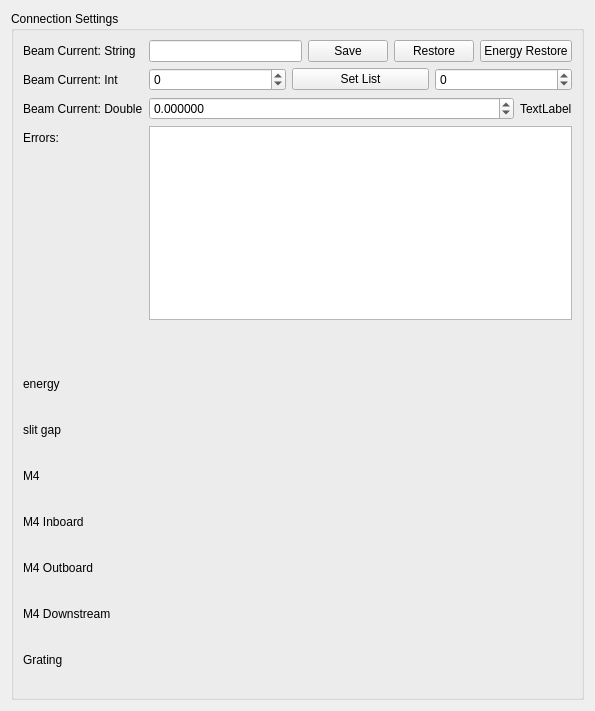
The window that source/ui/ConnectionSettings.ui (acquaman/acquaman) describes before a commit, drawn with Qt 5.
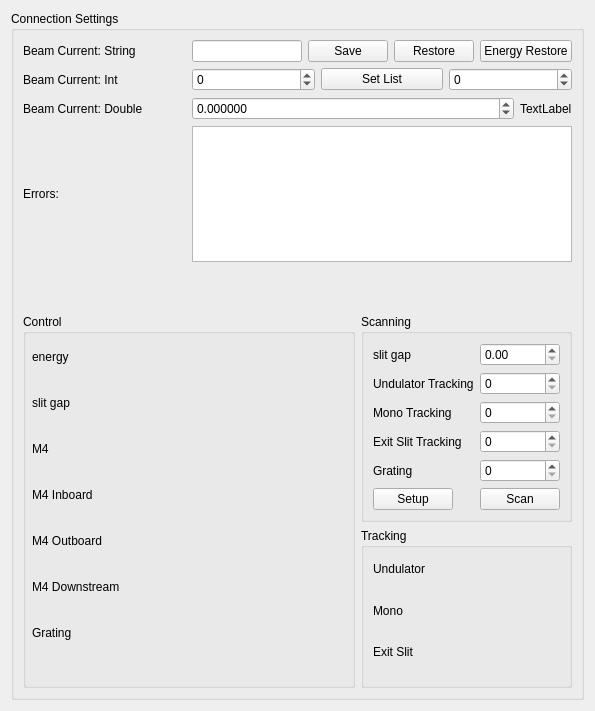
The same window after the commit.

Commit message: Hooked up the scan stuff in connectionsettings (temporary) and then into the player bar for proof of concept ... still lacking a lot of documentation

The edit to the form file:
```diff
--- a/source/ui/ConnectionSettings.ui
+++ b/source/ui/ConnectionSettings.ui
@@ -13,13 +13,13 @@
   <property name="windowTitle">
    <string>Form</string>
   </property>
-  <layout class="QVBoxLayout" name="verticalLayout">
-   <item>
+  <layout class="QGridLayout" name="gridLayout">
+   <item row="0" column="0">
     <widget class="QGroupBox" name="groupBox">
      <property name="title">
       <string>Connection Settings</string>
      </property>
-     <layout class="QFormLayout" name="formLayout">
+     <layout class="QGridLayout" name="gridLayout_2">
       <item row="0" column="0">
        <widget class="QLabel" name="label">
         <property name="text">
@@ -27,7 +27,7 @@
         </property>
        </widget>
       </item>
-      <item row="0" column="1">
+      <item row="0" column="1" colspan="2">
        <layout class="QHBoxLayout" name="horizontalLayout_4">
         <item>
          <widget class="QLineEdit" name="lineEdit"/>
@@ -62,7 +62,7 @@
         </property>
        </widget>
       </item>
-      <item row="1" column="1">
+      <item row="1" column="1" colspan="2">
        <layout class="QHBoxLayout" name="horizontalLayout_13">
         <item>
          <widget class="QSpinBox" name="spinBox">
@@ -100,7 +100,7 @@
         </property>
        </widget>
       </item>
-      <item row="2" column="1">
+      <item row="2" column="1" colspan="2">
        <layout class="QHBoxLayout" name="horizontalLayout">
         <item>
          <widget class="QDoubleSpinBox" name="doubleSpinBox">
@@ -137,10 +137,10 @@
         </property>
        </widget>
       </item>
-      <item row="3" column="1">
+      <item row="3" column="1" colspan="2">
        <widget class="QTextBrowser" name="textBrowser"/>
       </item>
-      <item row="4" column="1">
+      <item row="4" column="1" colspan="2">
        <widget class="QWidget" name="placeHolder" native="true">
         <property name="minimumSize">
          <size>
@@ -150,124 +150,424 @@
         </property>
        </widget>
       </item>
-      <item row="5" column="0">
-       <widget class="QLabel" name="hxpd_label">
-        <property name="text">
-         <string>energy</string>
+      <item row="5" column="0" colspan="2">
+       <widget class="QGroupBox" name="groupBox_3">
+        <property name="minimumSize">
+         <size>
+          <width>300</width>
+          <height>360</height>
+         </size>
         </property>
-       </widget>
-      </item>
-      <item row="5" column="1">
-       <widget class="QWidget" name="energyHolder" native="true">
+        <property name="title">
+         <string>Control</string>
+        </property>
+        <widget class="QWidget" name="gratingHolder" native="true">
+         <property name="geometry">
+          <rect>
+           <x>160</x>
+           <y>310</y>
+           <width>121</width>
+           <height>40</height>
+          </rect>
+         </property>
         <property name="minimumSize">
          <size>
-          <width>0</width>
+           <width>120</width>
           <height>40</height>
          </size>
         </property>
-       </widget>
-      </item>
-      <item row="6" column="0">
-       <widget class="QLabel" name="hxpd_label_2">
+         <property name="baseSize">
+          <size>
+           <width>120</width>
+           <height>0</height>
+          </size>
+         </property>
+        </widget>
+        <widget class="QLabel" name="hxpd_label_7">
+         <property name="geometry">
+          <rect>
+           <x>9</x>
+           <y>310</y>
+           <width>49</width>
+           <height>17</height>
+          </rect>
+         </property>
         <property name="text">
-         <string>slit gap</string>
-        </property>
-       </widget>
-      </item>
-      <item row="6" column="1">
+          <string>Grating</string>
+         </property>
+        </widget>
        <widget class="QWidget" name="slitGapHolder" native="true">
+         <property name="geometry">
+          <rect>
+           <x>160</x>
+           <y>80</y>
+           <width>121</width>
+           <height>40</height>
+          </rect>
+         </property>
         <property name="minimumSize">
          <size>
-          <width>0</width>
+           <width>120</width>
           <height>40</height>
          </size>
         </property>
-       </widget>
-      </item>
-      <item row="7" column="0">
+         <property name="baseSize">
+          <size>
+           <width>120</width>
+           <height>0</height>
+          </size>
+         </property>
+        </widget>
+        <widget class="QWidget" name="m4DownstreamHolder" native="true">
+         <property name="geometry">
+          <rect>
+           <x>160</x>
+           <y>264</y>
+           <width>121</width>
+           <height>40</height>
+          </rect>
+         </property>
+         <property name="minimumSize">
+          <size>
+           <width>120</width>
+           <height>40</height>
+          </size>
+         </property>
+         <property name="baseSize">
+          <size>
+           <width>120</width>
+           <height>0</height>
+          </size>
+         </property>
+        </widget>
        <widget class="QLabel" name="hxpd_label_3">
+         <property name="geometry">
+          <rect>
+           <x>9</x>
+           <y>126</y>
+           <width>21</width>
+           <height>17</height>
+          </rect>
+         </property>
         <property name="text">
          <string>M4</string>
         </property>
        </widget>
-      </item>
-      <item row="7" column="1">
        <widget class="QWidget" name="m4Holder" native="true">
+         <property name="geometry">
+          <rect>
+           <x>160</x>
+           <y>126</y>
+           <width>121</width>
+           <height>40</height>
+          </rect>
+         </property>
         <property name="minimumSize">
          <size>
-          <width>0</width>
+           <width>120</width>
           <height>40</height>
          </size>
         </property>
-       </widget>
-      </item>
-      <item row="8" column="0">
+         <property name="baseSize">
+          <size>
+           <width>120</width>
+           <height>0</height>
+          </size>
+         </property>
+        </widget>
+        <widget class="QLabel" name="hxpd_label_6">
+         <property name="geometry">
+          <rect>
+           <x>9</x>
+           <y>264</y>
+           <width>107</width>
+           <height>17</height>
+          </rect>
+         </property>
+         <property name="text">
+          <string>M4 Downstream</string>
+         </property>
+        </widget>
+        <widget class="QWidget" name="m4InboardHolder" native="true">
+         <property name="geometry">
+          <rect>
+           <x>160</x>
+           <y>172</y>
+           <width>121</width>
+           <height>40</height>
+          </rect>
+         </property>
+         <property name="minimumSize">
+          <size>
+           <width>120</width>
+           <height>40</height>
+          </size>
+         </property>
+         <property name="baseSize">
+          <size>
+           <width>120</width>
+           <height>0</height>
+          </size>
+         </property>
+        </widget>
+        <widget class="QWidget" name="m4OutboardHolder" native="true">
+         <property name="geometry">
+          <rect>
+           <x>160</x>
+           <y>218</y>
+           <width>121</width>
+           <height>40</height>
+          </rect>
+         </property>
+         <property name="minimumSize">
+          <size>
+           <width>120</width>
+           <height>40</height>
+          </size>
+         </property>
+         <property name="baseSize">
+          <size>
+           <width>120</width>
+           <height>0</height>
+          </size>
+         </property>
+        </widget>
+        <widget class="QLabel" name="hxpd_label">
+         <property name="geometry">
+          <rect>
+           <x>9</x>
+           <y>34</y>
+           <width>46</width>
+           <height>17</height>
+          </rect>
+         </property>
+         <property name="text">
+          <string>energy</string>
+         </property>
+        </widget>
+        <widget class="QLabel" name="hxpd_label_2">
+         <property name="geometry">
+          <rect>
+           <x>9</x>
+           <y>80</y>
+           <width>49</width>
+           <height>17</height>
+          </rect>
+         </property>
+         <property name="text">
+          <string>slit gap</string>
+         </property>
+        </widget>
+        <widget class="QWidget" name="energyHolder" native="true">
+         <property name="geometry">
+          <rect>
+           <x>160</x>
+           <y>34</y>
+           <width>121</width>
+           <height>40</height>
+          </rect>
+         </property>
+         <property name="minimumSize">
+          <size>
+           <width>120</width>
+           <height>40</height>
+          </size>
+         </property>
+         <property name="baseSize">
+          <size>
+           <width>120</width>
+           <height>0</height>
+          </size>
+         </property>
+        </widget>
        <widget class="QLabel" name="hxpd_label_4">
+         <property name="geometry">
+          <rect>
+           <x>9</x>
+           <y>172</y>
+           <width>74</width>
+           <height>17</height>
+          </rect>
+         </property>
         <property name="text">
          <string>M4 Inboard</string>
         </property>
        </widget>
-      </item>
-      <item row="8" column="1">
-       <widget class="QWidget" name="m4InboardHolder" native="true">
-        <property name="minimumSize">
-         <size>
-          <width>0</width>
-          <height>40</height>
-         </size>
-        </property>
-       </widget>
-      </item>
-      <item row="9" column="0">
        <widget class="QLabel" name="hxpd_label_5">
+         <property name="geometry">
+          <rect>
+           <x>9</x>
+           <y>218</y>
+           <width>85</width>
+           <height>17</height>
+          </rect>
+         </property>
         <property name="text">
          <string>M4 Outboard</string>
         </property>
        </widget>
+       </widget>
       </item>
-      <item row="9" column="1">
-       <widget class="QWidget" name="m4OutboardHolder" native="true">
-        <property name="minimumSize">
-         <size>
-          <width>0</width>
-          <height>40</height>
-         </size>
-        </property>
-       </widget>
-      </item>
-      <item row="10" column="0">
-       <widget class="QLabel" name="hxpd_label_6">
+      <item row="5" column="2">
+       <layout class="QVBoxLayout" name="verticalLayout">
+        <item>
+         <widget class="QGroupBox" name="groupBox_2">
+          <property name="title">
+           <string>Scanning</string>
+          </property>
+          <layout class="QFormLayout" name="formLayout">
+           <item row="0" column="0">
+            <widget class="QLabel" name="hxpd_label_8">
+             <property name="text">
+              <string>slit gap</string>
+             </property>
+            </widget>
+           </item>
+           <item row="0" column="1">
+            <widget class="QDoubleSpinBox" name="slitGapDoubleSpinBox"/>
+           </item>
+           <item row="1" column="0">
+            <widget class="QLabel" name="hxpd_label_9">
         <property name="text">
-         <string>M4 Downstream</string>
+              <string>Undulator Tracking</string>
         </property>
        </widget>
       </item>
-      <item row="10" column="1">
-       <widget class="QWidget" name="m4DownstreamHolder" native="true">
-        <property name="minimumSize">
-         <size>
-          <width>0</width>
-          <height>40</height>
-         </size>
+           <item row="1" column="1">
+            <widget class="QSpinBox" name="undulatorTrackingSpinBox"/>
+           </item>
+           <item row="2" column="0">
+            <widget class="QLabel" name="hxpd_label_10">
+             <property name="text">
+              <string>Mono Tracking</string>
         </property>
        </widget>
       </item>
-      <item row="11" column="0">
-       <widget class="QLabel" name="hxpd_label_7">
+           <item row="2" column="1">
+            <widget class="QSpinBox" name="monoTrackingSpinBox"/>
+           </item>
+           <item row="3" column="0">
+            <widget class="QLabel" name="hxpd_label_11">
+             <property name="text">
+              <string>Exit Slit Tracking</string>
+             </property>
+            </widget>
+           </item>
+           <item row="3" column="1">
+            <widget class="QSpinBox" name="exitSlitTrackingSpinBox"/>
+           </item>
+           <item row="4" column="0">
+            <widget class="QLabel" name="hxpd_label_12">
         <property name="text">
          <string>Grating</string>
         </property>
        </widget>
       </item>
-      <item row="11" column="1">
-       <widget class="QWidget" name="gratingHolder" native="true">
+           <item row="4" column="1">
+            <widget class="QSpinBox" name="gratingSpinBox"/>
+           </item>
+           <item row="5" column="0">
+            <widget class="QPushButton" name="setupScanButton">
+             <property name="text">
+              <string>Setup</string>
+             </property>
+            </widget>
+           </item>
+           <item row="5" column="1">
+            <widget class="QPushButton" name="scanButton">
+             <property name="text">
+              <string>Scan</string>
+             </property>
+            </widget>
+           </item>
+          </layout>
+         </widget>
+        </item>
+        <item>
+         <widget class="QGroupBox" name="groupBox_4">
         <property name="minimumSize">
          <size>
           <width>0</width>
+            <height>160</height>
+           </size>
+          </property>
+          <property name="title">
+           <string>Tracking</string>
+          </property>
+          <layout class="QFormLayout" name="formLayout_2">
+           <item row="0" column="0">
+            <widget class="QLabel" name="hxpd_label_13">
+             <property name="text">
+              <string>Undulator</string>
+             </property>
+            </widget>
+           </item>
+           <item row="0" column="1">
+            <widget class="QWidget" name="uTrackHolder" native="true">
+             <property name="minimumSize">
+              <size>
+               <width>120</width>
           <height>40</height>
          </size>
         </property>
-       </widget>
+             <property name="baseSize">
+              <size>
+               <width>120</width>
+               <height>0</height>
+              </size>
+             </property>
+            </widget>
+           </item>
+           <item row="1" column="0">
+            <widget class="QLabel" name="hxpd_label_14">
+             <property name="text">
+              <string>Mono</string>
+             </property>
+            </widget>
+           </item>
+           <item row="1" column="1">
+            <widget class="QWidget" name="mTrackHolder" native="true">
+             <property name="minimumSize">
+              <size>
+               <width>120</width>
+               <height>40</height>
+              </size>
+             </property>
+             <property name="baseSize">
+              <size>
+               <width>120</width>
+               <height>0</height>
+              </size>
+             </property>
+            </widget>
+           </item>
+           <item row="2" column="0">
+            <widget class="QLabel" name="hxpd_label_15">
+             <property name="text">
+              <string>Exit Slit</string>
+             </property>
+            </widget>
+           </item>
+           <item row="2" column="1">
+            <widget class="QWidget" name="eTrackHolder" native="true">
+             <property name="minimumSize">
+              <size>
+               <width>120</width>
+               <height>40</height>
+              </size>
+             </property>
+             <property name="baseSize">
+              <size>
+               <width>120</width>
+               <height>0</height>
+              </size>
+             </property>
+            </widget>
+           </item>
+          </layout>
+         </widget>
+        </item>
+       </layout>
       </item>
      </layout>
     </widget>
```
Lines whose indentation alone changed are shown as unchanged. The commit also changes 11 other files.
